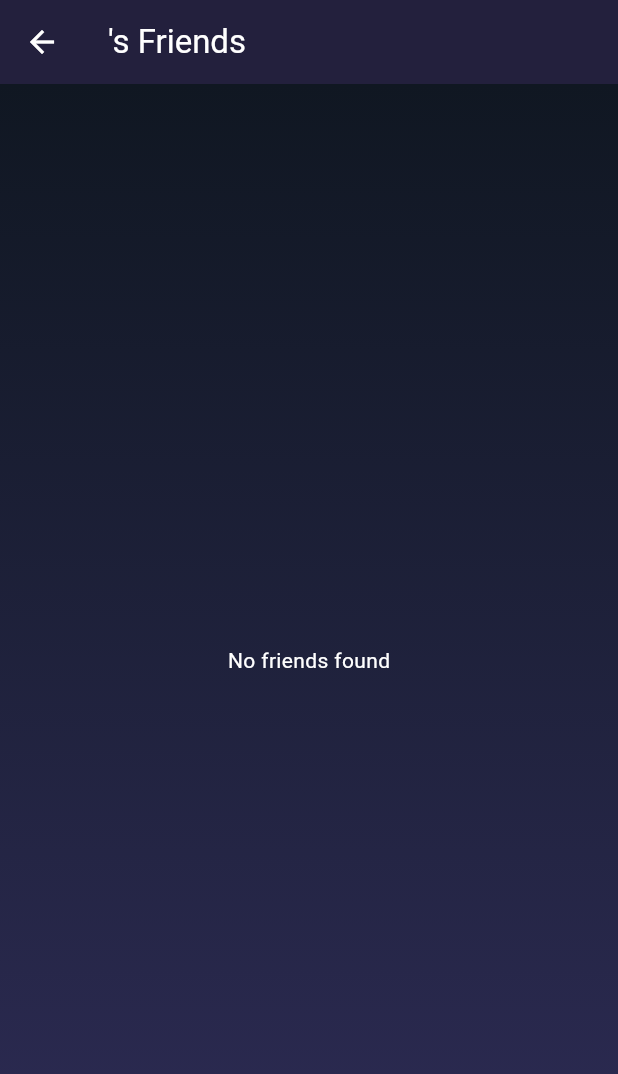
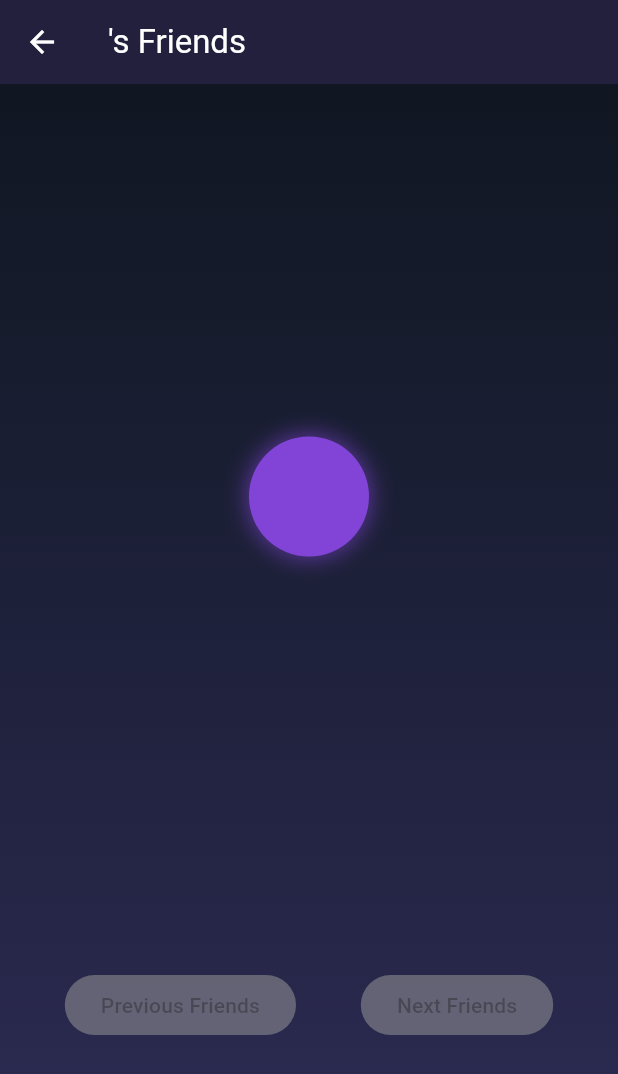
Before and after one commit to Atharv-iitr/Hangout-Planner-App, a Flutter app: the FirstDeg screen opened by its route, on a phone screen of 412 x 824 dp. Shown: the top 1074 px of the screen. Run offline on Flutter 3.47's test engine with Material 3 defaults, Android fonts, the phone set to English and light mode, and no system bars; our stand-ins replace cloud_firestore, firebase_auth, firebase_core; accounts and stored records are empty.

Commit message:
Update first_deg.dart

```diff
--- a/lib/Pages/first_deg.dart
+++ b/lib/Pages/first_deg.dart
@@ -42,10 +42,7 @@ class _FirstDegState extends State<FirstDeg> {
     final uid = widget.userUid ?? user.uid;
 
     try {
-      final userDoc = await FirebaseFirestore.instance
-          .collection('users')
-          .doc(uid)
-          .get();
+      final userDoc = await FirebaseFirestore.instance.collection('users').doc(uid).get();
       final username = userDoc.data()?['username'] ?? 'Unknown';
 
       if (widget.depth == 0) {
@@ -59,10 +56,7 @@ class _FirstDegState extends State<FirstDeg> {
         final friendUid = friend['uid'];
         if (widget.excludedUids.contains(friendUid)) continue;
 
-        final friendDoc = await FirebaseFirestore.instance
-            .collection('users')
-            .doc(friendUid)
-            .get();
+        final friendDoc = await FirebaseFirestore.instance.collection('users').doc(friendUid).get();
         final friendName = friendDoc.data()?['username'] ?? 'Unknown';
 
         fetchedFriends.add({'uid': friendUid, 'username': friendName});
@@ -105,13 +99,6 @@ class _FirstDegState extends State<FirstDeg> {
         child: SafeArea(
           child: isLoading
               ? const Center(child: CircularProgressIndicator())
-              : friends.isEmpty
-              ? const Center(
-                  child: Text(
-                    "No friends found",
-                    style: TextStyle(color: Colors.white),
-                  ),
-                )
               : Column(
                   children: [
                     const SizedBox(height: 20),
@@ -124,6 +111,23 @@ class _FirstDegState extends State<FirstDeg> {
                           );
                           const double nodeRadius = 40;
                           const double orbitRadius = 120;
+
+                          if (visibleFriends.isEmpty) {
+                            return Stack(
+                              children: [
+                                Positioned(
+                                  left: center.dx - nodeRadius,
+                                  top: center.dy - nodeRadius,
+                                  width: nodeRadius * 2,
+                                  height: nodeRadius * 2,
+                                  child: _buildNode(
+                                    centerName,
+                                    color: const Color(0xFF8144D6),
+                                  ),
+                                ),
+                              ],
+                            );
+                          }
 
                           List<Offset> friendPositions = [];
                           for (int i = 0; i < visibleFriends.length; i++) {
@@ -156,11 +160,7 @@ class _FirstDegState extends State<FirstDeg> {
                                       color: const Color(0xFF8144D6),
                                     ),
                                   ),
-                                  for (
-                                    int i = 0;
-                                    i < visibleFriends.length;
-                                    i++
-                                  )
+                                  for (int i = 0; i < visibleFriends.length; i++)
                                     Positioned(
                                       left: friendPositions[i].dx - nodeRadius,
                                       top: friendPositions[i].dy - nodeRadius,
@@ -170,34 +170,24 @@ class _FirstDegState extends State<FirstDeg> {
                                         onTap: () {
                                           if (widget.depth < 1) {
                                             final currentUserUid =
-                                                FirebaseAuth
-                                                    .instance
-                                                    .currentUser
-                                                    ?.uid ??
-                                                '';
+                                                FirebaseAuth.instance.currentUser?.uid ?? '';
                                             Navigator.push(
                                               context,
                                               MaterialPageRoute(
                                                 builder: (context) => FirstDeg(
-                                                  userUid:
-                                                      visibleFriends[i]['uid'],
-                                                  centerName:
-                                                      visibleFriends[i]['username'],
+                                                  userUid: visibleFriends[i]['uid'],
+                                                  centerName: visibleFriends[i]['username'],
                                                   depth: widget.depth + 1,
                                                   excludedUids: [
                                                     ...widget.excludedUids,
-                                                    ...friends.map(
-                                                      (f) => f['uid']!,
-                                                    ),
+                                                    ...friends.map((f) => f['uid']!),
                                                     currentUserUid,
                                                   ],
                                                 ),
                                               ),
                                             );
                                           } else {
-                                            ScaffoldMessenger.of(
-                                              context,
-                                            ).showSnackBar(
+                                            ScaffoldMessenger.of(context).showSnackBar(
                                               const SnackBar(
                                                 content: Text(
                                                   "You can only view up to second-degree friends.",
@@ -207,8 +197,7 @@ class _FirstDegState extends State<FirstDeg> {
                                           }
                                         },
                                         child: _buildNode(
-                                          visibleFriends[i]['username'] ??
-                                              'Unknown',
+                                          visibleFriends[i]['username'] ?? 'Unknown',
                                           color: const Color(0xFF28E8F2),
                                         ),
                                       ),
@@ -226,19 +215,31 @@ class _FirstDegState extends State<FirstDeg> {
                         mainAxisAlignment: MainAxisAlignment.spaceEvenly,
                         children: [
                           ElevatedButton(
+                            // Corrected styling for high visibility
                             style: ElevatedButton.styleFrom(
-                              backgroundColor: Colors.white10,
-                              foregroundColor: Colors.white,
+                              backgroundColor: const Color(0xFF00F5FF), // Bright background color
+                              foregroundColor: Colors.black, // Contrasting text color
+                              disabledBackgroundColor: Colors.grey.withOpacity(0.5),
                             ),
-                            onPressed: currentPage > 0
-                                ? () => setState(() => currentPage--)
-                                : null,
+                            onPressed: currentPage > 0 ? () => setState(() => currentPage--) : null,
                             child: const Text("Previous Friends"),
                           ),
+                          // Page indicator (optional but good for UX)
+                          if (totalPages > 0)
+                            Text(
+                              '${currentPage + 1} / $totalPages',
+                              style: const TextStyle(
+                                fontSize: 16,
+                                fontWeight: FontWeight.w500,
+                                color: Colors.white,
+                              ),
+                            ),
                           ElevatedButton(
+                            // Corrected styling for high visibility
                             style: ElevatedButton.styleFrom(
-                              backgroundColor: Colors.white10,
-                              foregroundColor: Colors.white,
+                              backgroundColor: const Color(0xFF00F5FF), // Bright background color
+                              foregroundColor: Colors.black, // Contrasting text color
+                              disabledBackgroundColor: Colors.grey.withOpacity(0.5),
                             ),
                             onPressed: currentPage < totalPages - 1
                                 ? () => setState(() => currentPage++)
@@ -253,6 +254,7 @@ class _FirstDegState extends State<FirstDeg> {
         ),
       ),
     );
+  }
 }
 
 Widget _buildNode(String name, {required Color color}) {
@@ -280,7 +282,6 @@ class _FirstDegState extends State<FirstDeg> {
       ),
     ),
   );
-  }
 }
 
 class LinePainter extends CustomPainter {
```
Lines whose indentation alone changed are shown as unchanged.
